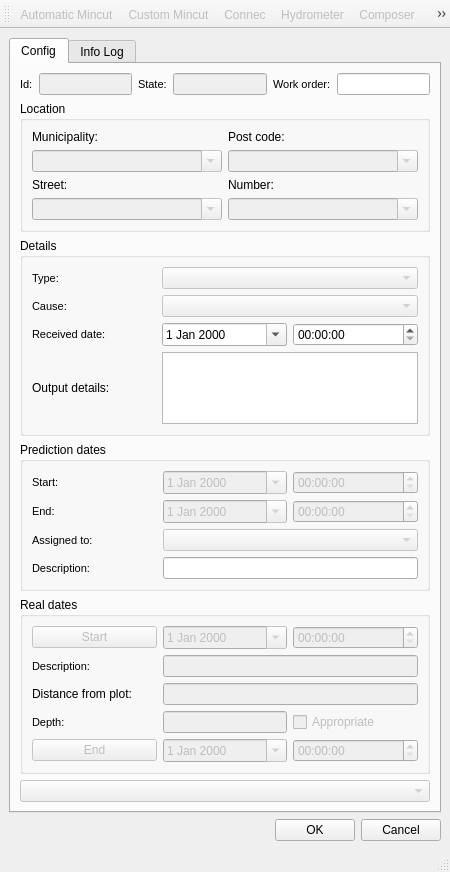
Old version of the form ui/mincut.ui in the repository Giswater/giswater_qgis_plugin.
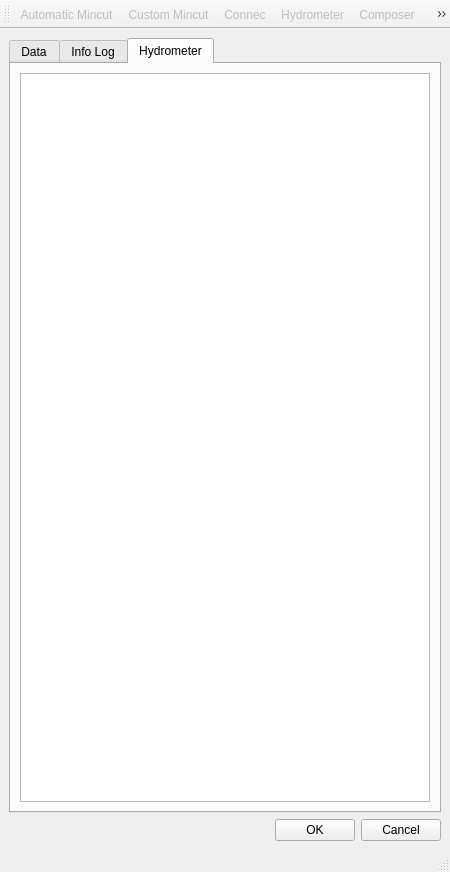
New version of the form. The open tabs and pages were chosen to show the change. Icons and pictures are not drawn.

Patch:
```diff
--- a/ui/mincut.ui
+++ b/ui/mincut.ui
@@ -66,7 +66,7 @@
       </property>
       <widget class="QWidget" name="tab_config">
        <attribute name="title">
-        <string>Config</string>
+        <string>Data</string>
        </attribute>
        <layout class="QVBoxLayout" name="verticalLayout">
         <item>
@@ -819,6 +819,20 @@
         </item>
        </layout>
       </widget>
+      <widget class="QWidget" name="tab_hydro">
+       <attribute name="title">
+        <string>Hydrometer</string>
+       </attribute>
+       <layout class="QGridLayout" name="gridLayout_4">
+        <item row="0" column="0">
+         <widget class="QTableView" name="tbl_hydro">
+          <property name="sortingEnabled">
+           <bool>true</bool>
+          </property>
+         </widget>
+        </item>
+       </layout>
+      </widget>
      </widget>
     </item>
     <item row="2" column="0">
```
